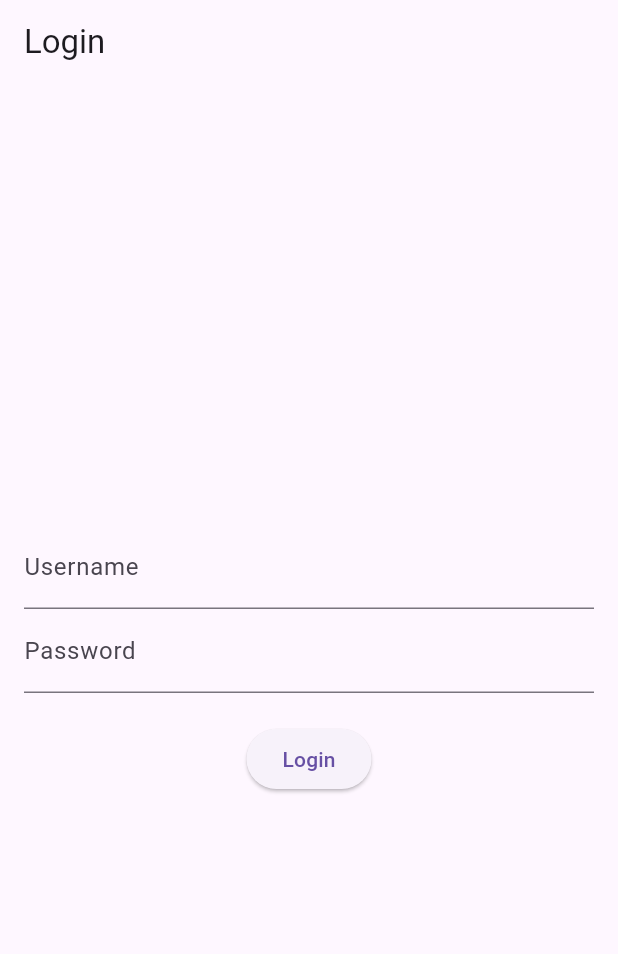
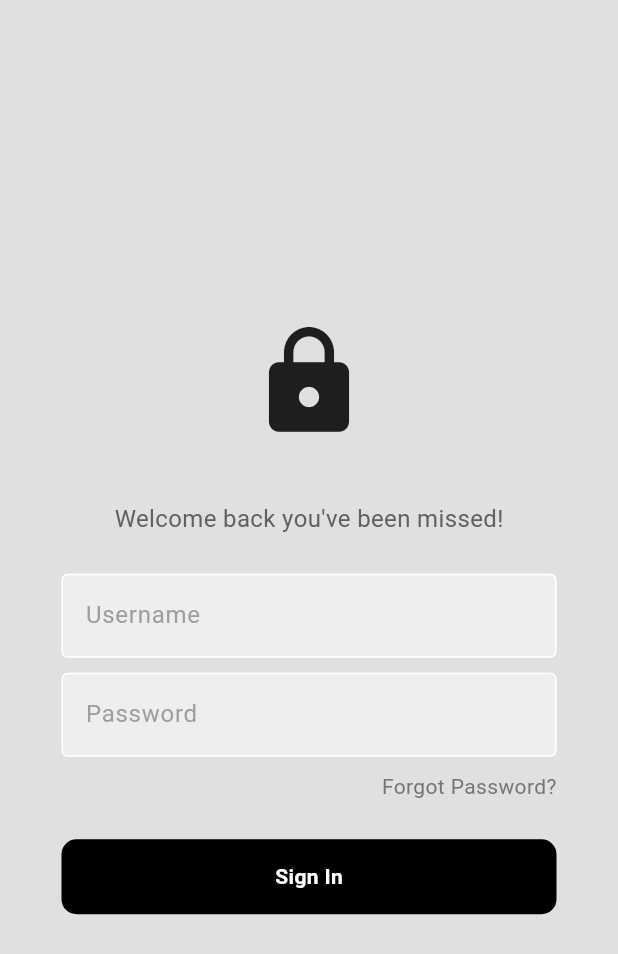
Before and after one commit to Axiorn/flutter-PAM-1, a Flutter app: the screen it shows after launch, on a phone screen of 412 x 824 dp. Shown: the top 954 px of the screen. Run offline on Flutter 3.47's test engine with Material 3 defaults, Android fonts, the phone set to English and light mode, and no system bars.

Commit message:
redesign login page

```diff
--- /dev/null
+++ b/lib/components/my_button.dart
@@ -0,0 +1,32 @@
+import 'package:flutter/material.dart';
+
+class MyButton extends StatelessWidget {
+  final Function()? onTap;
+
+  const MyButton({super.key, required this.onTap});
+
+  @override
+  Widget build(BuildContext context) {
+    return GestureDetector(
+      onTap: onTap,
+      child: Container(
+        padding: const EdgeInsets.all(15),
+        margin: const EdgeInsets.symmetric(horizontal: 25),
+        decoration: BoxDecoration(
+          color: Colors.black,
+          borderRadius: BorderRadius.circular(10),
+        ),
+        child: const Center(
+          child: Text(
+            "Sign In",
+            style: TextStyle(
+              color: Colors.white,
+              fontWeight: FontWeight.bold,
+              fontSize: 14,
+            ),
+          ),
+        ),
+      ),
+    );
+  }
+}
--- /dev/null
+++ b/lib/components/my_textfiled.dart
@@ -0,0 +1,36 @@
+import 'package:flutter/material.dart';
+
+class MyTextField extends StatelessWidget {
+  final controller;
+  final String hintText;
+  final bool obscureText;
+
+  const MyTextField({
+    super.key,
+    required this.controller,
+    required this.hintText,
+    required this.obscureText,
+  });
+
+  @override
+  Widget build(BuildContext context) {
+    return Padding(
+      padding: const EdgeInsets.symmetric(horizontal: 25.0),
+      child: TextField(
+        controller: controller,
+        obscureText: obscureText,
+        decoration: InputDecoration(
+            enabledBorder: const OutlineInputBorder(
+              borderSide: BorderSide(color: Colors.white),
+            ),
+            focusedBorder: OutlineInputBorder(
+              borderSide: BorderSide(color: Colors.grey.shade400),
+            ),
+            fillColor: Colors.grey.shade200,
+            filled: true,
+            hintText: hintText,
+            hintStyle: TextStyle(color: Colors.grey[500])),
+      ),
+    );
+  }
+}
--- a/lib/login.dart
+++ /dev/null
@@ -1,84 +0,0 @@
-import 'package:flutter/material.dart';
-
-class Login extends StatelessWidget {
-  const Login({super.key});
-  @override
-  Widget build(BuildContext context) {
-    return MaterialApp(
-      title: 'Login App',
-      home: LoginPage(),
-      debugShowCheckedModeBanner: false,
-    );
-  }
-}
-
-class LoginPage extends StatefulWidget {
-  @override
-  _LoginPageState createState() => _LoginPageState();
-}
-
-class _LoginPageState extends State<LoginPage> {
-  final TextEditingController usernameController = TextEditingController();
-  final TextEditingController passwordController = TextEditingController();
-
-  String username = "admin";
-  String password = "12345";
-
-  void _login() {
-    if (usernameController.text == username &&
-        passwordController.text == password) {
-      Navigator.push(
-        context,
-        MaterialPageRoute(builder: (context) => HomePage()),
-      );
-    } else {
-      ScaffoldMessenger.of(context).showSnackBar(
-        SnackBar(content: Text("Username atau password salah!")),
-      );
-    }
-  }
-
-  @override
-  Widget build(BuildContext context) {
-    return Scaffold(
-      appBar: AppBar(title: Text("Login")),
-      body: Padding(
-        padding: EdgeInsets.all(16),
-        child: Column(
-          mainAxisAlignment: MainAxisAlignment.center,
-          children: [
-            TextField(
-              controller: usernameController,
-              decoration: InputDecoration(labelText: "Username"),
-            ),
-            TextField(
-              controller: passwordController,
-              obscureText: true,
-              decoration: InputDecoration(labelText: "Password"),
-            ),
-            SizedBox(height: 20),
-            ElevatedButton(
-              onPressed: _login,
-              child: Text("Login"),
-            ),
-          ],
-        ),
-      ),
-    );
-  }
-}
-
-class HomePage extends StatelessWidget {
-  @override
-  Widget build(BuildContext context) {
-    return Scaffold(
-      appBar: AppBar(title: Text("Home Page")),
-      body: Center(
-        child: Text(
-          "Login Berhasil! Selamat Datang 👋",
-          style: TextStyle(fontSize: 18),
-        ),
-      ),
-    );
-  }
-}
--- a/lib/main.dart
+++ b/lib/main.dart
@@ -1,5 +1,5 @@
 import 'package:flutter/material.dart';
-import 'login.dart';
+import 'pages/login.dart';
 
 void main() {
   runApp(const MyApp());
--- /dev/null
+++ b/lib/pages/login.dart
@@ -0,0 +1,119 @@
+import 'package:flutter/material.dart';
+import 'package:tugas1_pam/components/my_button.dart';
+import 'package:tugas1_pam/components/my_textfiled.dart';
+
+class Login extends StatelessWidget {
+  const Login({super.key});
+  @override
+  Widget build(BuildContext context) {
+    return MaterialApp(
+      title: 'Login App',
+      home: LoginPage(),
+      debugShowCheckedModeBanner: false,
+    );
+  }
+}
+
+class LoginPage extends StatefulWidget {
+  @override
+  _LoginPageState createState() => _LoginPageState();
+}
+
+class _LoginPageState extends State<LoginPage> {
+  final TextEditingController usernameController = TextEditingController();
+  final TextEditingController passwordController = TextEditingController();
+
+  String username = "admin";
+  String password = "12345";
+
+  void signUserIn() {
+    if (usernameController.text == username && passwordController.text == password) {
+      Navigator.push(
+        context,
+        MaterialPageRoute(builder: (context) => HomePage()),
+      );
+    } else {
+      ScaffoldMessenger.of(context).showSnackBar(
+        SnackBar(content: Text("Username atau password salah!")),
+      );
+    }
+  }
+
+  @override
+  Widget build(BuildContext context) {
+    return Scaffold(
+      // resizeToAvoidBottomInset: false, #this is for bottom overflowed
+      backgroundColor: Colors.grey[300],
+      body:
+      Padding(
+        padding: EdgeInsets.all(16),
+        child: Column(
+          mainAxisAlignment: MainAxisAlignment.center,
+          children: [
+            // Icon and Welcome Back Text
+            const Icon(
+              Icons.lock,
+              size: 80,
+            ),
+            const SizedBox(height: 40),
+            Text(
+              'Welcome back you\'ve been missed!',
+              style: TextStyle(
+                color: Colors.grey[700],
+                fontSize: 16,
+              ),
+            ),
+            const SizedBox(height: 25),
+
+            // Username and Password field
+            MyTextField(
+                controller: usernameController,
+                hintText: 'Username',
+                obscureText: false,
+              ),
+            const SizedBox(height: 10),
+            MyTextField(
+              controller: passwordController,
+              hintText: 'Password',
+              obscureText: true,
+            ),
+            const SizedBox(height: 10),
+
+            // Forget Password Text
+            Padding(
+              padding: const EdgeInsets.symmetric(horizontal: 25.0),
+              child: Row(
+                mainAxisAlignment: MainAxisAlignment.end,
+                children: [
+                  Text(
+                    'Forgot Password?', style: TextStyle(color: Colors.grey[600]),
+                  ),
+                ],
+              ),
+            ),
+            const SizedBox(height: 25),
+
+            MyButton(
+                onTap: signUserIn,
+              ),
+          ],
+        ),
+      ),
+    );
+  }
+}
+
+class HomePage extends StatelessWidget {
+  @override
+  Widget build(BuildContext context) {
+    return Scaffold(
+      appBar: AppBar(title: Text("Home Page")),
+      body: Center(
+        child: Text(
+          "Login Berhasil! Selamat Datang 👋",
+          style: TextStyle(fontSize: 18),
+        ),
+      ),
+    );
+  }
+}
```
